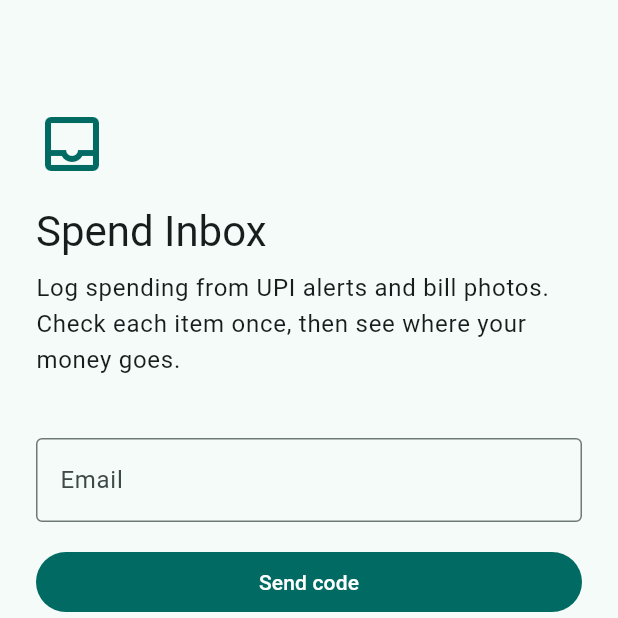
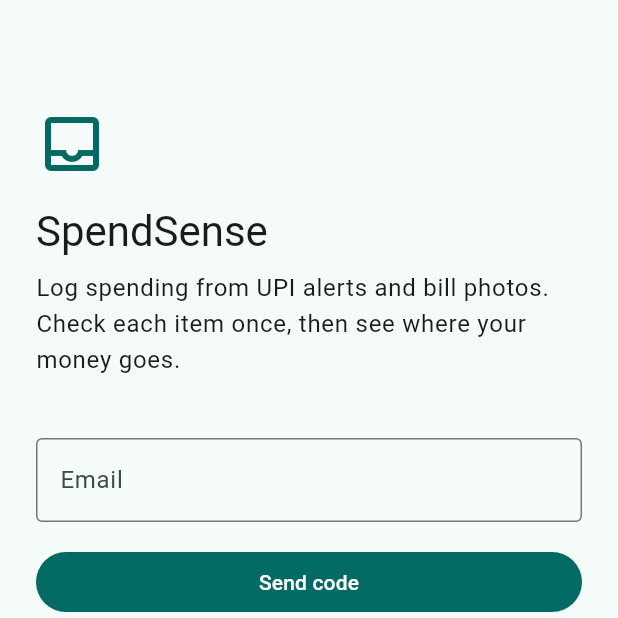
Before and after one commit to vishaluxui-ux/Fintech-App, a Flutter app: the screen it shows after launch, on a phone screen of 412 x 824 dp, the top half of it. Run offline on Flutter 3.47's test engine with Material 3 defaults, Android fonts, the phone set to English and light mode, and no system bars; our stand-ins replace connectivity_plus, flutter_local_notifications, image_picker, shared_preferences, sqflite, supabase_flutter and 1 more; accounts and stored records are empty.

Commit message:
Rename the app to SpendSense
Launcher name, notification-access label, sign-in screen, settings text,
diagnostics and docs. Package id unchanged, so updates install over it.

Co-Authored-By: Claude Opus 5.5 <noreply@anthropic.com>
Claude-Session: https://claude.ai/code/session_01Y7cZEza8nMNeh3tfKQpAk7

```diff
--- a/lib/main.dart
+++ b/lib/main.dart
@@ -56,7 +56,7 @@ class SpendApp extends StatelessWidget {
   @override
   Widget build(BuildContext context) {
     return MaterialApp(
-      title: 'Spend Inbox',
+      title: 'SpendSense',
       debugShowCheckedModeBanner: false,
       theme: appTheme(Brightness.light),
       darkTheme: appTheme(Brightness.dark),
--- a/lib/ui/alert_check_screen.dart
+++ b/lib/ui/alert_check_screen.dart
@@ -5,7 +5,7 @@ import '../services/notification_bridge.dart';
 import '../services/refresh_service.dart';
 import 'theme.dart';
 
-/// Shows which apps posted notifications recently and whether Spend Inbox reads them.
+/// Shows which apps posted notifications recently and whether SpendSense reads them.
 /// Nothing here is stored or sent; it is held in memory by the listener.
 class AlertCheckScreen extends StatefulWidget {
   const AlertCheckScreen({super.key});
@@ -78,7 +78,7 @@ class _AlertCheckScreenState extends State<AlertCheckScreen> {
             title: Text('${n['label']}'),
             subtitle: Text([
               when(DateTime.fromMillisecondsSinceEpoch(n['postedAt'] as int)),
-              n['supported'] == true ? 'read by Spend Inbox' : 'ignored (not a supported payment app)',
+              n['supported'] == true ? 'read by SpendSense' : 'ignored (not a supported payment app)',
               if ((n['title'] as String?)?.isNotEmpty == true) '"${n['title']}"',
             ].join(' · ')),
           ),
--- a/lib/ui/settings_screen.dart
+++ b/lib/ui/settings_screen.dart
@@ -51,10 +51,10 @@ class _SettingsScreenState extends State<SettingsScreen> with WidgetsBindingObse
       builder: (c) => AlertDialog(
         title: const Text('Read UPI payment alerts'),
         content: const Text(
-            'Spend Inbox reads notifications only from UPI and banking apps (Google Pay, PhonePe, Paytm, BHIM and your bank) '
+            'SpendSense reads notifications only from UPI and banking apps (Google Pay, PhonePe, Paytm, BHIM and your bank) '
             'to pick up the amount, payee and time of a payment or ATM withdrawal.\n\n'
             'Notifications from every other app are ignored and never stored. We do not read SMS.\n\n'
-            'On the next screen, turn on Spend Inbox.'),
+            'On the next screen, turn on SpendSense.'),
         actions: [
           TextButton(onPressed: () => Navigator.pop(c, false), child: const Text('Not now')),
           FilledButton(onPressed: () => Navigator.pop(c, true), child: const Text('Continue')),
--- a/lib/ui/sign_in_screen.dart
+++ b/lib/ui/sign_in_screen.dart
@@ -73,7 +73,7 @@ class _SignInScreenState extends State<SignInScreen> {
             const SizedBox(height: 48),
             Align(alignment: Alignment.centerLeft, child: Icon(Icons.inbox_outlined, size: 48, color: cs.primary)),
             const SizedBox(height: 16),
-            Text('Spend Inbox', style: t.headlineMedium),
+            Text('SpendSense', style: t.headlineMedium),
             const SizedBox(height: 8),
             Text('Log spending from UPI alerts and bill photos. Check each item once, then see where your money goes.',
                 style: t.bodyLarge),
```
Also changed, not shown: 4 other files.
